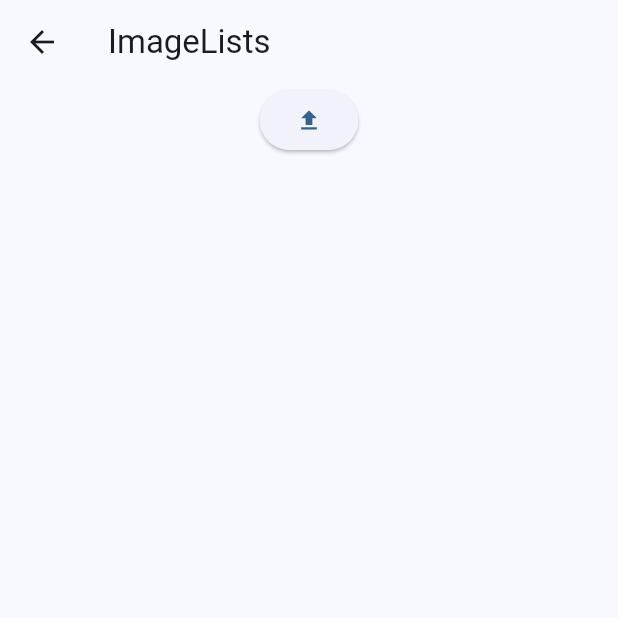
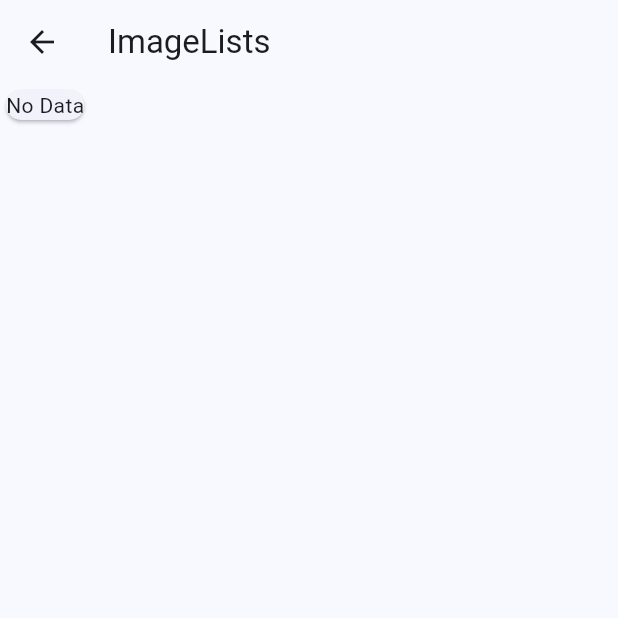
Before and after one commit to sta-wtag/flutter_test_app, a Flutter app: the screen it shows after launch, after a tap on the "image" icon, on a phone screen of 412 x 824 dp, the top half of it. Run offline on Flutter 3.47's test engine with Material 3 defaults, Android fonts, the phone set to English and light mode, and no system bars; our stand-ins replace bloc, equatable, flutter_bloc, image_picker, rxdart; network calls fail.

Commit message:
(flutter-app): fix getProduct after image upload error

```diff
--- a/lib/bloc/image_picker_bloc.dart
+++ b/lib/bloc/image_picker_bloc.dart
@@ -8,8 +8,8 @@ import "../repos/repositories.dart";
 enum ImageUploaderEvent { selectImages, upload }
 
 class BlocImagePicker extends Bloc<ImageUploaderEvent, ImagePickerState> {
-  BlocImagePicker() : super(ImagePickerState(images: []));
-
+  BlocImagePicker()
+      : super(ImagePickerState(images: [], uploadedProduct: null));
   @override
   Stream<ImagePickerState> mapEventToState(ImageUploaderEvent event) async* {
     switch (event) {
@@ -21,7 +21,7 @@ class BlocImagePicker extends Bloc<ImageUploaderEvent, ImagePickerState> {
             state.images.add(File(file.path));
           });
 
-          yield ImagePickerState(images: state.images);
+          yield ImagePickerState(images: state.images, uploadedProduct: null);
         }
         break;
 
@@ -29,7 +29,9 @@ class BlocImagePicker extends Bloc<ImageUploaderEvent, ImagePickerState> {
         UserRepository _userRepo = UserRepository();
         ProductModel product =
             await _userRepo.uploadProductImage(state.images.first);
-        yield ImagePickerState(images: [], product: product);
+        state.uploadedProduct = product;
+        yield ImagePickerState(
+            images: [], uploadedProduct: state.uploadedProduct);
         break;
     }
   }
--- a/lib/bloc/image_picker_state.dart
+++ b/lib/bloc/image_picker_state.dart
@@ -5,7 +5,6 @@ import 'image_picker_bloc.dart';
 
 class ImagePickerState {
   List images;
-  ProductModel? product = null;
-
-  ImagePickerState({required this.images, this.product});
+  ProductModel? uploadedProduct = null;
+  ImagePickerState({required this.images, this.uploadedProduct});
 }
--- a/lib/models/product_model.dart
+++ b/lib/models/product_model.dart
@@ -1,16 +1,62 @@
 class ProductModel {
-  final int id;
-  final String title;
-  final String image;
+  int? id;
+  String? title;
+  double? price;
+  String? description;
+  String? category;
+  String? image;
+  Rating? rating;
 
-  ProductModel({
-    required this.id,
-    required this.title,
-    required this.image,
-  });
+  ProductModel(
+      {this.id,
+      this.title,
+      this.price,
+      this.description,
+      this.category,
+      this.image,
+      this.rating});
 
-  factory ProductModel.fromJson(Map<String, dynamic> json) {
-    return ProductModel(
-        id: json['id'], title: json['title'], image: json['image']);
+  ProductModel.fromJson(Map<String, dynamic> json) {
+    id = json['id'];
+    title = json['title'];
+    price = json['price'];
+    description = json['description'];
+    category = json['category'];
+    image = json['image'];
+    rating =
+        json['rating'] != null ? new Rating.fromJson(json['rating']) : null;
+  }
+
+  Map<String, dynamic> toJson() {
+    final Map<String, dynamic> data = new Map<String, dynamic>();
+    data['id'] = this.id;
+    data['title'] = this.title;
+    data['price'] = this.price;
+    data['description'] = this.description;
+    data['category'] = this.category;
+    data['image'] = this.image;
+    if (this.rating != null) {
+      data['rating'] = this.rating!.toJson();
+    }
+    return data;
   }
 }
+
+class Rating {
+  double? rate;
+  int? count;
+
+  Rating({this.rate, this.count});
+
+  Rating.fromJson(Map<String, dynamic> json) {
+    rate = json['rate'];
+    count = json['count'];
+  }
+
+  Map<String, dynamic> toJson() {
+    final Map<String, dynamic> data = new Map<String, dynamic>();
+    data['rate'] = this.rate;
+    data['count'] = this.count;
+    return data;
+  }
+}
--- a/lib/screens/ImageLists.dart
+++ b/lib/screens/ImageLists.dart
@@ -13,24 +13,40 @@ class ImageLists extends StatelessWidget {
         appBar: AppBar(
           title: const Text('ImageLists'),
         ),
-        body: Column(children: <Widget>[
-          BlocBuilder<BlocImagePicker, ImagePickerState>(
+        body: Card(
+          child: BlocBuilder<BlocImagePicker, ImagePickerState>(
               builder: (context, state) {
-            return ListView.builder(
+            if (state.images.length > 0) {
+              return Column(
+                children: <Widget>[
+                  ListView.builder(
                     shrinkWrap: true,
                     itemCount: state.images.length,
                     itemBuilder: (context, index) {
                       return ImageViewerListTile(
                           imageTitle: 'test', imagePath: state.images[index]);
                     },
-            );
-          }),
+                  ),
                   ElevatedButton(
                       onPressed: () {
                         BlocProvider.of<BlocImagePicker>(context)
                             .add(ImageUploaderEvent.upload);
                       },
                       child: Icon(Icons.upload))
-        ]));
+                ],
+              );
+            } else if (state.uploadedProduct != null) {
+              return ListTile(
+                title: Text(state.uploadedProduct?.title ?? 'test'),
+                subtitle: Image.network(
+                  state.uploadedProduct?.image ?? '',
+                  width: 100,
+                  height: 100,
+                ),
+              );
+            }
+            return Text('No Data');
+          }),
+        ));
   }
 }
```
Also changed, not shown: lib/repos/repositories.dart (+9 -6 lines). Lines whose indentation alone changed are shown as unchanged.
